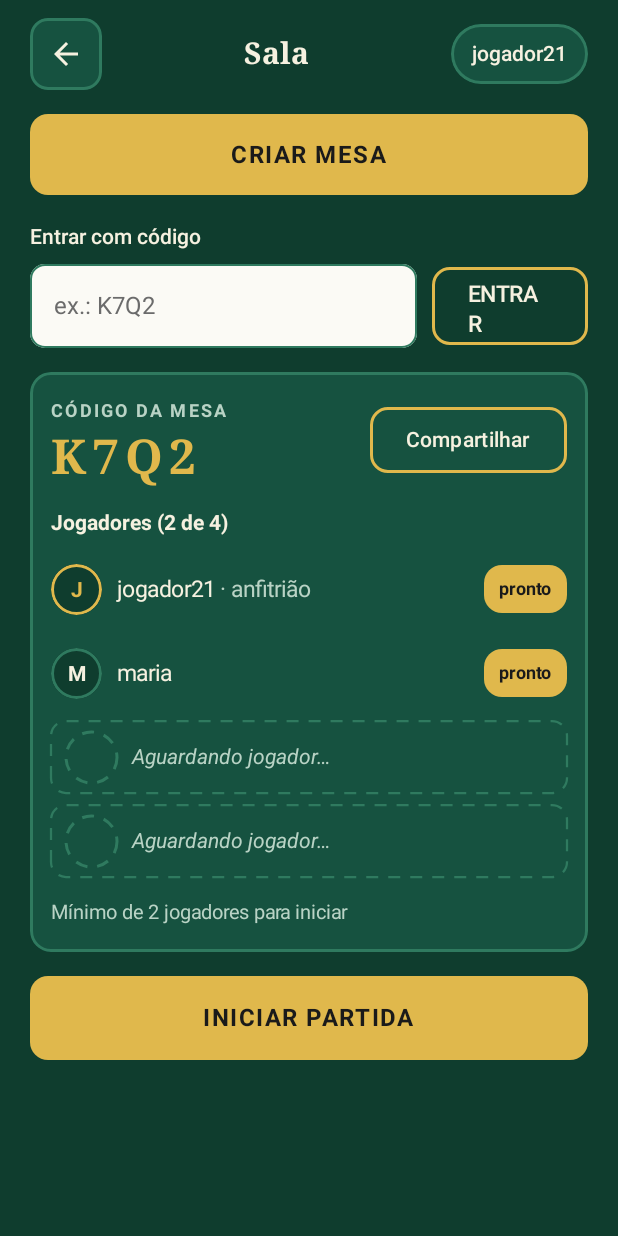
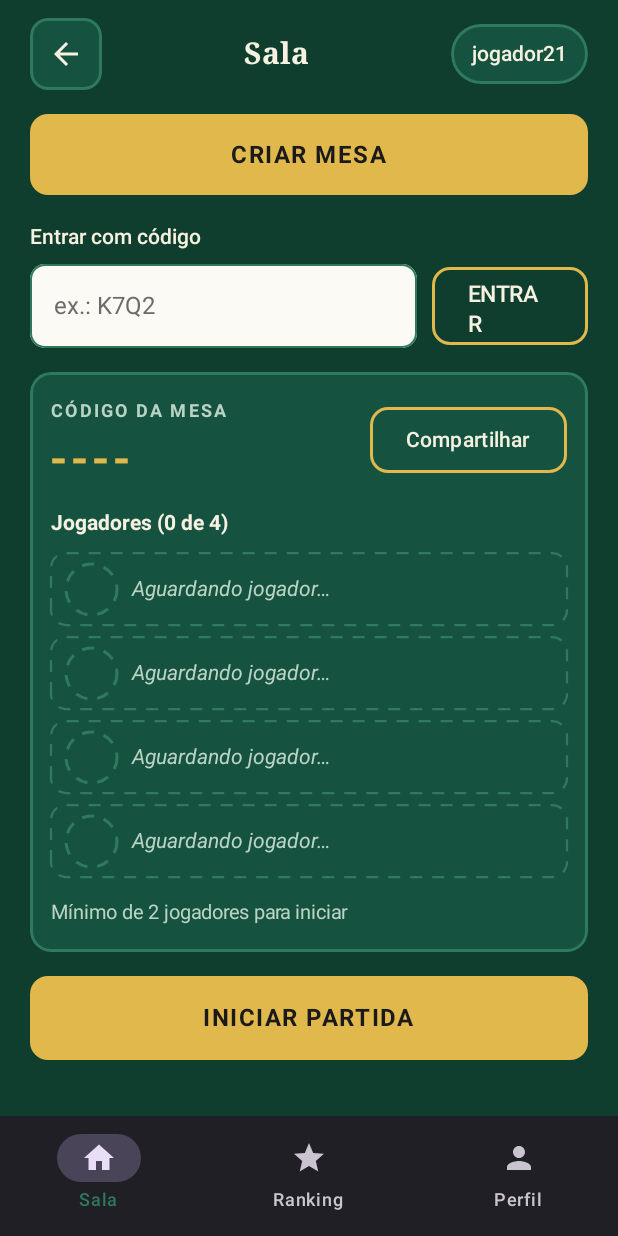
Before and after one commit to pazucch/CardGame21, an Android app built with Jetpack Compose: the SalaScreen screen opened through its navigation route, on a phone screen of 412 x 824 dp. Run offline under Robolectric (Android 15) with nearby library versions, the phone set to English and light mode, and no system bars.

Commit message:
feat: implementa estrutura de telas, navegação e base do Room

```diff
--- a/app/build.gradle.kts
+++ b/app/build.gradle.kts
@@ -65,7 +65,7 @@ dependencies {
     androidTestImplementation("androidx.navigation:navigation-testing:$nav_version")
     implementation("org.jetbrains.kotlinx:kotlinx-serialization-json:1.7.3")
 
-    implementation("androidx.room:room-runtime:2.6.1")
-    implementation("androidx.room:room-ktx:2.6.1")
-    ksp("androidx.room:room-compiler:2.6.1")
+    implementation("androidx.room:room-runtime:2.8.5")
+    implementation("androidx.room:room-ktx:2.8.5")
+    ksp("androidx.room:room-compiler:2.8.5")
 }
--- a/app/src/main/java/br/edu/positivo/cardgame21/ui/navigation/AppNavigation.kt
+++ b/app/src/main/java/br/edu/positivo/cardgame21/ui/navigation/AppNavigation.kt
@@ -1,30 +1,114 @@
 package br.edu.positivo.cardgame21.ui.navigation
 
+import androidx.compose.foundation.layout.padding
+import androidx.compose.material.icons.Icons
+import androidx.compose.material.icons.filled.Home
+import androidx.compose.material.icons.filled.Person
+import androidx.compose.material.icons.filled.Star
+import androidx.compose.material3.Icon
+import androidx.compose.material3.NavigationBar
+import androidx.compose.material3.NavigationBarItem
+import androidx.compose.material3.Scaffold
+import androidx.compose.material3.Text
 import androidx.compose.runtime.Composable
-import androidx.navigation.NavHostController
+import androidx.compose.runtime.getValue
+import androidx.compose.ui.Modifier
+import androidx.navigation.NavGraph.Companion.findStartDestination
 import androidx.navigation.compose.NavHost
 import androidx.navigation.compose.composable
+import androidx.navigation.compose.currentBackStackEntryAsState
 import androidx.navigation.compose.rememberNavController
-import br.edu.positivo.cardgame21.ui.screens.JogoScreen
-import br.edu.positivo.cardgame21.ui.screens.LoginScreen
-import br.edu.positivo.cardgame21.ui.screens.SalaScreen
+import br.edu.positivo.cardgame21.ui.screens.*
+
+// Telas onde a barra inferior deve aparecer
+val telasComBottomBar = listOf(Rotas.SALA, Rotas.PLACAR, Rotas.CRIAR_MESA)
 
 @Composable
-fun AppNavigation(navController: NavHostController = rememberNavController()) {
-    NavHost(navController = navController, startDestination = Rotas.LOGIN) {
+fun AppNavigation() {
+    val navController = rememberNavController()
+    val backStackEntry by navController.currentBackStackEntryAsState()
+    val currentRoute = backStackEntry?.destination?.route
 
+    Scaffold(
+        bottomBar = {
+            // Só mostra a barra se a tela atual estiver na lista
+            if (currentRoute in telasComBottomBar) {
+                NavigationBar {
+                    // Item 1: Sala
+                    NavigationBarItem(
+                        icon = { Icon(Icons.Filled.Home, contentDescription = "Sala") },
+                        label = { Text("Sala") },
+                        selected = currentRoute == Rotas.SALA,
+                        onClick = {
+                            navController.navigate(Rotas.SALA) {
+                                popUpTo(navController.graph.findStartDestination().id) { saveState = true }
+                                launchSingleTop = true
+                                restoreState = true
+                            }
+                        }
+                    )
+                    // Item 2: Ranking
+                    NavigationBarItem(
+                        icon = { Icon(Icons.Filled.Star, contentDescription = "Ranking") },
+                        label = { Text("Ranking") },
+                        selected = currentRoute == Rotas.PLACAR,
+                        onClick = {
+                            navController.navigate(Rotas.PLACAR) {
+                                popUpTo(navController.graph.findStartDestination().id) { saveState = true }
+                                launchSingleTop = true
+                                restoreState = true
+                            }
+                        }
+                    )
+                    // Item 3: Perfil (Criar Usuário)
+                    NavigationBarItem(
+                        icon = { Icon(Icons.Filled.Person, contentDescription = "Perfil") },
+                        label = { Text("Perfil") },
+                        selected = currentRoute == Rotas.CRIAR_USUARIO,
+                        onClick = {
+                            navController.navigate(Rotas.CRIAR_USUARIO) {
+                                popUpTo(navController.graph.findStartDestination().id) { saveState = true }
+                                launchSingleTop = true
+                                restoreState = true
+                            }
+                        }
+                    )
+                }
+            }
+        }
+    ) { innerPadding ->
+        NavHost(
+            navController = navController,
+            startDestination = Rotas.LOGIN,
+            modifier = Modifier.padding(innerPadding)
+        ) {
             composable(Rotas.LOGIN) {
                 LoginScreen(
-                onEntrar = { navController.irParaSala() },
-                onConvidado = { navController.irParaSala() },
-                onCriarConta = { /* TODO: tela de cadastro (ainda não existe) */ }
+                    onEntrar = { navController.navigate(Rotas.SALA) },
+                    onCriarConta = { navController.navigate(Rotas.CRIAR_USUARIO) },
+                    onConvidado = { navController.navigate(Rotas.SALA) }
+                )
+            }
+
+            composable(Rotas.CRIAR_USUARIO) {
+                CriarUsuarioScreen(
+                    onVoltar = { navController.popBackStack() },
+                    onSalvarUsuario = { _, _ -> navController.popBackStack() }
                 )
             }
 
             composable(Rotas.SALA) {
                 SalaScreen(
-                onVoltar = { navController.voltarParaLogin() },
-                onIniciarPartida = { navController.navigate(Rotas.JOGO) }
+                    onVoltar = { navController.popBackStack() },
+                    onIniciarPartida = { navController.navigate(Rotas.JOGO) },
+                    onCriarMesa = { navController.navigate(Rotas.CRIAR_MESA) }
+                )
+            }
+
+            composable(Rotas.CRIAR_MESA) {
+                CriarMesaScreen(
+                    onVoltar = { navController.popBackStack() },
+                    onCriarMesa = { _ -> navController.popBackStack() }
                 )
             }
 
@@ -33,20 +117,12 @@ fun AppNavigation(navController: NavHostController = rememberNavController()) {
                     onSair = { navController.popBackStack() }
                 )
             }
+
+            composable(Rotas.PLACAR) {
+                PlacarScreen(
+                    onVoltar = { navController.popBackStack() }
+                )
             }
         }
-
-// Entrar na sala tira o login da pilha: o botão "voltar" do celular não volta para o login.
-private fun NavHostController.irParaSala() {
-    navigate(Rotas.SALA) {
-        popUpTo(Rotas.LOGIN) { inclusive = true }
-        launchSingleTop = true
     }
 }
-
-private fun NavHostController.voltarParaLogin() {
-    navigate(Rotas.LOGIN) {
-        popUpTo(Rotas.SALA) { inclusive = true }
-        launchSingleTop = true
-    }
-}
--- a/app/src/main/java/br/edu/positivo/cardgame21/ui/navigation/Rotas.kt
+++ b/app/src/main/java/br/edu/positivo/cardgame21/ui/navigation/Rotas.kt
@@ -5,4 +5,8 @@ object Rotas {
     const val LOGIN = "login"
     const val SALA = "sala"
     const val JOGO = "jogo"
+    const val CRIAR_USUARIO = "criar_usuario"
+    const val CRIAR_MESA = "criar_mesa"
+    const val PLACAR = "placar"
+
 }
--- a/app/src/main/java/br/edu/positivo/cardgame21/ui/screens/SalaScreen.kt
+++ b/app/src/main/java/br/edu/positivo/cardgame21/ui/screens/SalaScreen.kt
@@ -48,22 +48,20 @@ import br.edu.positivo.cardgame21.ui.theme.VerdeMesa
 import br.edu.positivo.cardgame21.ui.theme.VerdePainel
 import br.edu.positivo.cardgame21.ui.theme.VerdeTextoSuave
 
-// Dados de exemplo só para desenhar a tela (a lista real virá depois).
-private data class JogadorSala(val nome: String, val anfitriao: Boolean = false)
-
 private const val LUGARES_NA_MESA = 4
 
 @Composable
 fun SalaScreen(
     onVoltar: () -> Unit,
     onIniciarPartida: () -> Unit,
+    jogadores: List<String> = emptyList(),
+    codigoMesa: String = "",
     modifier: Modifier = Modifier,
     onCriarMesa: () -> Unit = {},
     onEntrarComCodigo: (String) -> Unit = {},
     onCompartilhar: () -> Unit = {}
 ) {
     var codigo by rememberSaveable { mutableStateOf("") }
-    val jogadores = listOf(JogadorSala("jogador21", anfitriao = true), JogadorSala("maria"))
 
     Column(
         modifier = modifier
@@ -82,7 +80,6 @@ fun SalaScreen(
 
         BotaoPrincipal("CRIAR MESA", onCriarMesa, Modifier.fillMaxWidth())
 
-        // Entrar em uma mesa com código
         Column(verticalArrangement = Arrangement.spacedBy(6.dp)) {
             Text("Entrar com código", color = CremeTexto, fontSize = 14.sp, fontWeight = FontWeight.SemiBold)
             Row(
@@ -106,7 +103,6 @@ fun SalaScreen(
             }
         }
 
-        // Mesa criada: código e jogadores
         Column(
             modifier = Modifier
                 .fillMaxWidth()
@@ -130,7 +126,7 @@ fun SalaScreen(
                         letterSpacing = 1.5.sp
                     )
                     Text(
-                        "K7Q2",
+                        text = if (codigoMesa.isNotBlank()) codigoMesa else "----",
                         color = Dourado,
                         fontFamily = FonteTitulo,
                         fontWeight = FontWeight.Bold,
@@ -154,7 +150,10 @@ fun SalaScreen(
                     fontWeight = FontWeight.Bold
                 )
                 repeat(LUGARES_NA_MESA) { posicao ->
-                    LinhaJogador(jogadores.getOrNull(posicao))
+                    LinhaJogador(
+                        nomeJogador = jogadores.getOrNull(posicao),
+                        isAnfitriao = posicao == 0 // O primeiro da lista é o anfitrião
+                    )
                 }
             }
 
@@ -170,10 +169,9 @@ fun SalaScreen(
     }
 }
 
-// Uma linha da lista: jogador sentado ou lugar vazio (quando jogador é nulo).
 @Composable
-private fun LinhaJogador(jogador: JogadorSala?) {
-    if (jogador != null) {
+private fun LinhaJogador(nomeJogador: String?, isAnfitriao: Boolean = false) {
+    if (nomeJogador != null) {
         Row(
             modifier = Modifier
                 .fillMaxWidth()
@@ -186,19 +184,19 @@ private fun LinhaJogador(jogador: JogadorSala?) {
                     .size(34.dp)
                     .clip(CircleShape)
                     .background(VerdeMesa)
-                    .border(2.dp, if (jogador.anfitriao) Dourado else VerdeBorda, CircleShape),
+                    .border(2.dp, if (isAnfitriao) Dourado else VerdeBorda, CircleShape),
                 contentAlignment = Alignment.Center
             ) {
                 Text(
-                    jogador.nome.first().uppercase(),
-                    color = if (jogador.anfitriao) Dourado else CremeTexto,
+                    text = nomeJogador.first().uppercase(),
+                    color = if (isAnfitriao) Dourado else CremeTexto,
                     fontSize = 14.sp,
                     fontWeight = FontWeight.Bold
                 )
             }
             Row(modifier = Modifier.weight(1f)) {
-                Text(jogador.nome, color = CremeTexto, fontSize = 15.sp)
-                if (jogador.anfitriao) {
+                Text(nomeJogador, color = CremeTexto, fontSize = 15.sp)
+                if (isAnfitriao) {
                     Text(" · anfitrião", color = VerdeTextoSuave, fontSize = 15.sp)
                 }
             }
@@ -223,9 +221,11 @@ private fun LinhaJogador(jogador: JogadorSala?) {
             verticalAlignment = Alignment.CenterVertically,
             horizontalArrangement = Arrangement.spacedBy(10.dp)
         ) {
-            Box(modifier = Modifier
-                .size(34.dp)
-                .bordaTracejada(VerdeBorda, raio = 17.dp))
+            Box(
+                modifier = Modifier
+                    .size(34.dp)
+                    .bordaTracejada(VerdeBorda, raio = 17.dp)
+            )
             Text(
                 "Aguardando jogador…",
                 color = VerdeTextoSuave,
@@ -239,5 +239,12 @@ private fun LinhaJogador(jogador: JogadorSala?) {
 @Preview(showBackground = true, widthDp = 390, heightDp = 844)
 @Composable
 private fun SalaScreenPreview() {
-    Jogo21Theme { SalaScreen(onVoltar = {}, onIniciarPartida = {}) }
+    Jogo21Theme {
+        SalaScreen(
+            onVoltar = {},
+            onIniciarPartida = {},
+            jogadores = listOf("jogador21", "maria"),
+            codigoMesa = "K7Q2"
+        )
+    }
 }
--- a/build.gradle.kts
+++ b/build.gradle.kts
@@ -2,5 +2,5 @@
 plugins {
     alias(libs.plugins.android.application) apply false
     alias(libs.plugins.kotlin.compose) apply false
-    id("com.google.devtools.ksp") version "2.0.21-1.0.25" apply false
+    id("com.google.devtools.ksp") version "2.3.4" apply false
 }
```
Also changed, not shown: app/src/main/java/br/edu/positivo/cardgame21/data/local/dao/PartidaDao.kt (+5 -8 lines), app/src/main/java/br/edu/positivo/cardgame21/data/repository/JogadorRepository.kt (added, +43 -0 lines), app/src/main/java/br/edu/positivo/cardgame21/data/repository/PartidaRepository.kt (added, +41 -0 lines), app/src/main/java/br/edu/positivo/cardgame21/ui/screens/CriarMesaScreen.kt (added, +113 -0 lines), app/src/main/java/br/edu/positivo/cardgame21/ui/screens/CriarUsuarioScreen.kt (added, +105 -0 lines), app/src/main/java/br/edu/positivo/cardgame21/ui/screens/JogoScreen.kt (+50 -24 lines), app/src/main/java/br/edu/positivo/cardgame21/ui/screens/PlacarScreen.kt (added, +124 -0 lines). Lines whose indentation alone changed are shown as unchanged.
